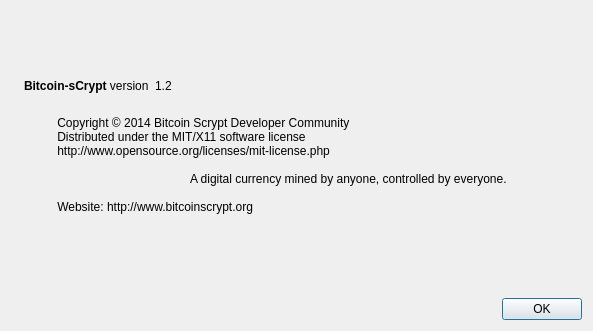
Omega6/Bitcoin-Scrypt, file src/qt/forms/aboutdialog.ui: the form before one commit.
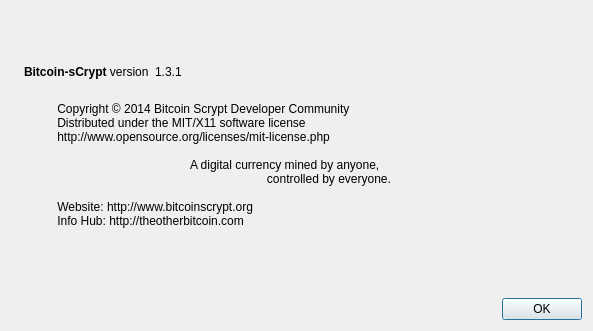
The form after the commit. Icons and pictures are not drawn.

What changed in the file:
```diff
--- a/src/qt/forms/aboutdialog.ui
+++ b/src/qt/forms/aboutdialog.ui
@@ -63,7 +63,7 @@
           <cursorShape>IBeamCursor</cursorShape>
          </property>
          <property name="text">
-          <string notr="true">1.2</string>
+          <string notr="true">1.3.1</string>
          </property>
          <property name="textFormat">
           <enum>Qt::RichText</enum>
@@ -99,9 +99,11 @@
           Distributed under the MIT/X11 software license
           http://www.opensource.org/licenses/mit-license.php
 		  
-		  A digital currency mined by anyone, controlled by everyone.
+		  A digital currency mined by anyone,
+                                                                         controlled by everyone.
 
           Website: http://www.bitcoinscrypt.org 
+          Info Hub: http://theotherbitcoin.com
         </string>
        </property>
        <property name="wordWrap">
```
